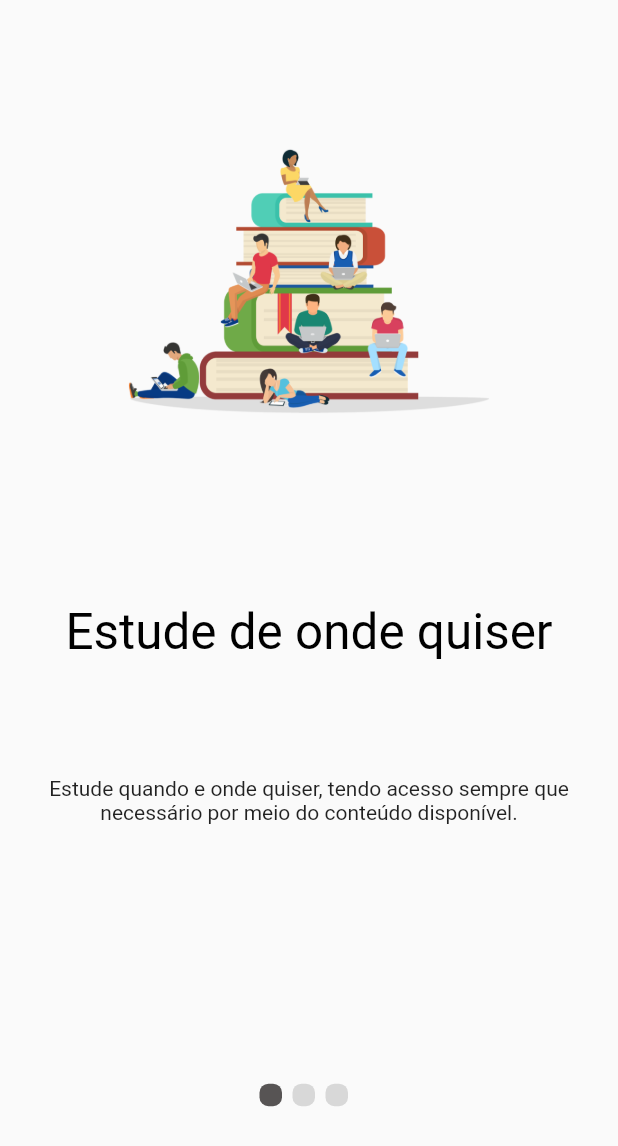
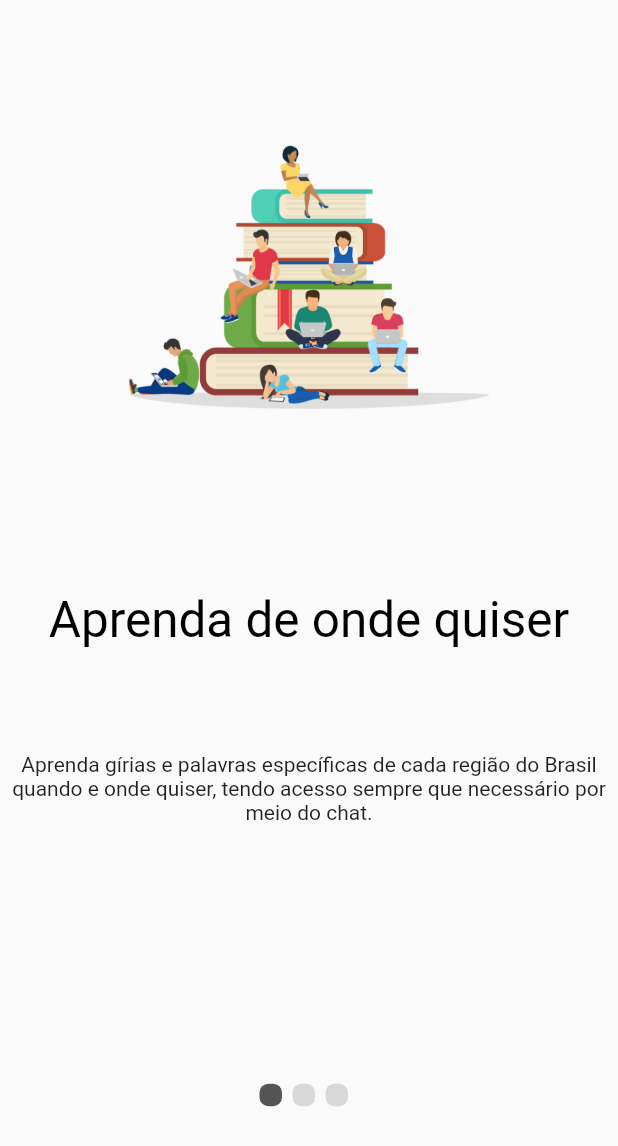
Before and after one commit to Andre-Alfredo-Andrade-Cruz/PI3A, a Flutter app: the screen it shows after launch, on a phone screen of 412 x 824 dp. Shown: the top 1146 px of the screen. Run offline on Flutter 3.47's test engine with Material 2 defaults, Android fonts, the phone set to English and light mode, and no system bars; our stand-ins replace dio, flutter_modular, localization; missing offline and left inert: basearch.

Commit message:
Update body.dart

```diff
--- a/pdm/lib/src/Features/onboarding/components/body.dart
+++ b/pdm/lib/src/Features/onboarding/components/body.dart
@@ -15,21 +15,21 @@ class _BodyState extends State<Body> {
   int currentPage = 0;
   List<Map<String, String>> splashData = [
     {
-      "text": "Estude de onde quiser",
+      "text": "Aprenda de onde quiser",
       "text2":
-          "Estude quando e onde quiser, tendo acesso sempre que necessário por meio do conteúdo disponível.",
+          "Aprenda gírias e palavras específicas de cada região do Brasil quando e onde quiser, tendo acesso sempre que necessário por meio do chat.",
       "image": "lib/assets/images/onboard1.png"
     },
     {
-      "text": "Material online",
+      "text": "Chatbot",
       "text2":
-          "O material online do idioma selecionado, por tempo indeterminado, ajuda na compreensão do idioma de forma confortavél para o usuário.",
+          "O chatbot realiza a tradução das palavras informadas a partir de redes sociais, ajuda na compreensão de forma confortavél para o usuário.",
       "image": "lib/assets/images/onboard2.png"
     },
     {
-      "text": "Aprenda idiomas de forma divertida",
+      "text": "Aprenda variedades linguísticas de forma divertida",
       "text2":
-          "O aluno tendo total domínio sobre o seu aprendizado, estudando quando quiser, sem aulas monotonas e\n cansativas, acaba incentivando o aluno a se dedicar cada\n vez mais.",
+          "Aprendendo a variação da língua portuguesa e tendo total entendimento, acaba incentivando o aluno a usar o aplicativa cada vez mais.",
       "image": "lib/assets/images/onboard3.png"
     }
   ];
```
